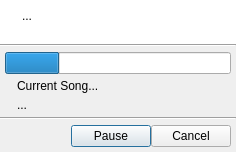
This is uman/src/QUProgressDialog.ui in UltraStar-Deluxe/UltraStar-Manager as Qt 5 draws it before an edit. The edited form follows.
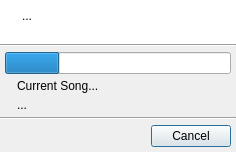
This is the edited form. Icons and pictures are not drawn.

Patch:
```diff
--- a/uman/src/QUProgressDialog.ui
+++ b/uman/src/QUProgressDialog.ui
@@ -265,17 +265,6 @@
        </property>
       </spacer>
      </item>
-     <item>
-      <widget class="QPushButton" name="suspendBtn" >
-       <property name="text" >
-        <string>Pause</string>
-       </property>
-       <property name="icon" >
-        <iconset resource="images/uman.qrc" >
-         <normaloff>:/control/pause.png</normaloff>:/control/pause.png</iconset>
-       </property>
-      </widget>
-     </item>
      <item>
       <widget class="QPushButton" name="cancelBtn" >
        <property name="text" >
```
